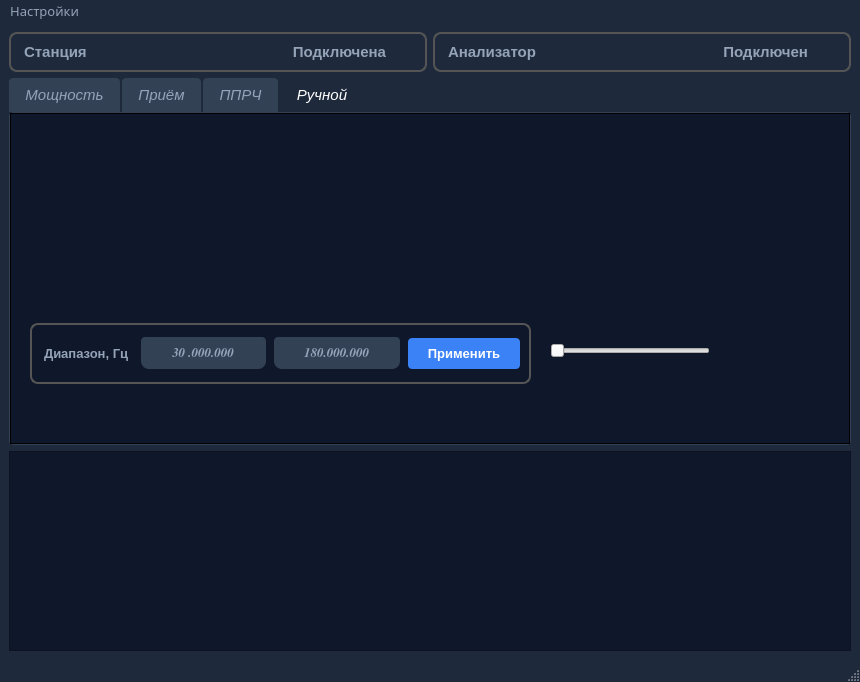
This is mainwindow.ui in vitalisimys/Check_station as Qt 5 draws it before an edit. The edited form follows.
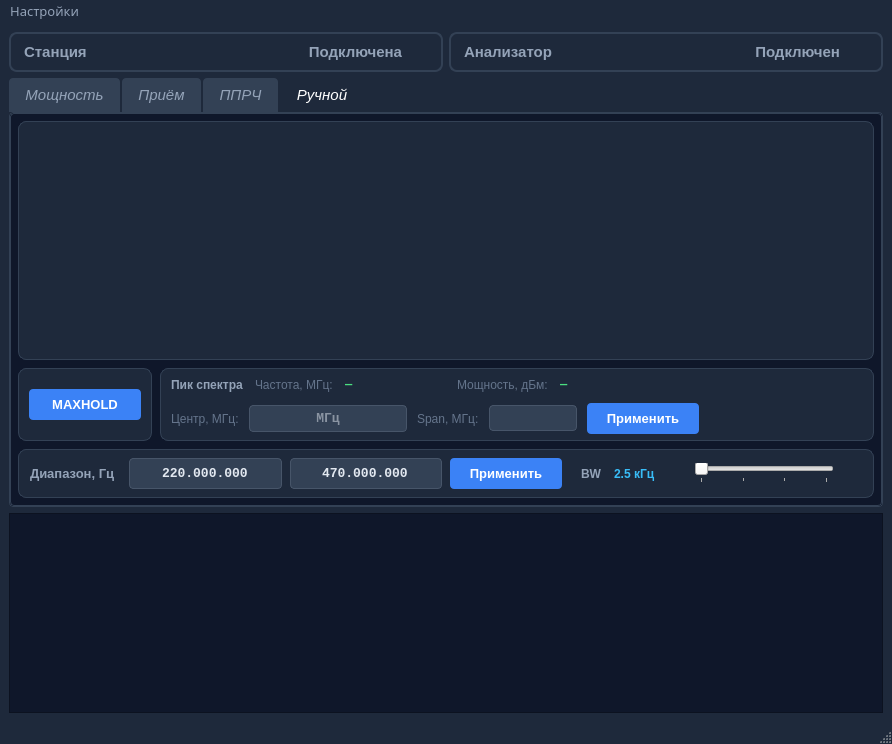
This is the edited form. Icons and pictures are not drawn. Custom widgets are drawn as their Qt base class.

Diff of the .ui file:
```diff
--- a/mainwindow.ui
+++ b/mainwindow.ui
@@ -9,8 +9,8 @@
    <rect>
     <x>0</x>
     <y>0</y>
-    <width>860</width>
-    <height>682</height>
+    <width>892</width>
+    <height>744</height>
    </rect>
   </property>
   <property name="windowTitle">
@@ -78,9 +78,10 @@
        <widget class="QFrame" name="frameStation">
         <property name="styleSheet">
          <string notr="true">#frameStation {
-    color: #10b981;
-    border-radius: 8px;        /* Закругленные углы*/ 
-    border: 2px solid #555555; /* Тонкая рамка */
+    color: #94a3b8;
+    border-radius: 8px;
+    border: 2px solid #334155;
+    background-color: #1e293b;
 }</string>
         </property>
         <property name="frameShape">
@@ -169,9 +170,10 @@
        <widget class="QFrame" name="frameR3">
         <property name="styleSheet">
          <string notr="true">#frameR3 {
-    color: #10b981;
-    border-radius: 8px;        /* Закругленные углы*/ 
-    border: 2px solid #555555; /* Тонкая рамка */
+    color: #94a3b8;
+    border-radius: 8px;
+    border: 2px solid #334155;
+    background-color: #1e293b;
     font-family: &quot;Consolas&quot;;
 }</string>
         </property>
@@ -325,32 +327,429 @@
       <widget class="QWidget" name="tabHands">
        <property name="styleSheet">
         <string notr="true">#tabHands {
-background: #0f172a;
-border: 1px solid
+    background-color: #0f172a;
+    border: 1px solid #334155;
+    border-radius: 4px;
 }</string>
        </property>
        <attribute name="title">
         <string>Ручной</string>
        </attribute>
+       <layout class="QVBoxLayout" name="verticalLayout_tabHands">
+        <property name="spacing">
+         <number>8</number>
+        </property>
+        <property name="leftMargin">
+         <number>8</number>
+        </property>
+        <property name="topMargin">
+         <number>8</number>
+        </property>
+        <property name="rightMargin">
+         <number>8</number>
+        </property>
+        <property name="bottomMargin">
+         <number>8</number>
+        </property>
+        <item>
+         <widget class="QFrame" name="framePlotHands">
+          <property name="sizePolicy">
+           <sizepolicy hsizetype="Expanding" vsizetype="Expanding">
+            <horstretch>0</horstretch>
+            <verstretch>1</verstretch>
+           </sizepolicy>
+          </property>
+          <property name="styleSheet">
+           <string notr="true">#framePlotHands {
+    background-color: #1e293b;
+    border-radius: 8px;
+    border: 1px solid #334155;
+    padding: 4px;
+}</string>
+          </property>
+          <property name="frameShape">
+           <enum>QFrame::StyledPanel</enum>
+          </property>
+          <property name="frameShadow">
+           <enum>QFrame::Plain</enum>
+          </property>
+          <layout class="QVBoxLayout" name="verticalLayout_plotHands">
+           <property name="spacing">
+            <number>0</number>
+           </property>
+           <property name="leftMargin">
+            <number>0</number>
+           </property>
+           <property name="topMargin">
+            <number>0</number>
+           </property>
+           <property name="rightMargin">
+            <number>0</number>
+           </property>
+           <property name="bottomMargin">
+            <number>0</number>
+           </property>
+           <item>
        <widget class="QCustomPlot" name="plotWidget" native="true">
-        <property name="geometry">
-         <rect>
-          <x>0</x>
-          <y>10</y>
-          <width>321</width>
-          <height>171</height>
-         </rect>
-        </property>
-       </widget>
+             <property name="sizePolicy">
+              <sizepolicy hsizetype="Expanding" vsizetype="Expanding">
+               <horstretch>0</horstretch>
+               <verstretch>1</verstretch>
+              </sizepolicy>
+             </property>
+             <property name="minimumSize">
+              <size>
+               <width>400</width>
+               <height>220</height>
+              </size>
+             </property>
+             <property name="styleSheet">
+              <string notr="true">QCustomPlot {
+    background-color: #0f172a;
+    border: 1px solid #334155;
+    border-radius: 4px;
+}</string>
+             </property>
+            </widget>
+           </item>
+          </layout>
+         </widget>
+        </item>
+        <item>
+         <layout class="QHBoxLayout" name="horizontalLayout_spectrumHoldPeak">
+          <property name="spacing">
+           <number>8</number>
+          </property>
+          <item>
+           <widget class="QFrame" name="frameSpectrumHold">
+            <property name="styleSheet">
+             <string notr="true">#frameSpectrumHold {
+    background-color: #1e293b;
+    border-radius: 8px;
+    border: 1px solid #334155;
+    padding: 6px 10px;
+}</string>
+            </property>
+            <property name="frameShape">
+             <enum>QFrame::StyledPanel</enum>
+            </property>
+            <property name="frameShadow">
+             <enum>QFrame::Plain</enum>
+            </property>
+            <layout class="QHBoxLayout" name="horizontalLayout_spectrumCtrl">
+             <property name="spacing">
+              <number>10</number>
+             </property>
+             <property name="leftMargin">
+              <number>0</number>
+             </property>
+             <property name="topMargin">
+              <number>0</number>
+             </property>
+             <property name="rightMargin">
+              <number>0</number>
+             </property>
+             <property name="bottomMargin">
+              <number>0</number>
+             </property>
+             <item>
+              <widget class="QPushButton" name="pushButtonSpectrumClearHold">
+               <property name="font">
+                <font>
+                 <pointsize>10</pointsize>
+                 <bold>true</bold>
+                </font>
+               </property>
+               <property name="styleSheet">
+                <string notr="true">QPushButton {
+    background-color: #3b82f6;
+    color: white;
+    border: none;
+    padding: 8px 16px;
+    border-radius: 4px;
+    font-weight: bold;
+    min-width: 80px;
+}
+QPushButton:hover { background-color: #2563eb; }
+QPushButton:pressed { background-color: #1d4ed8; }
+QPushButton:checked {
+    background-color: #15803d;
+    color: white;
+    border: 2px solid #4ade80;
+    padding: 6px 14px;
+}
+QPushButton:checked:hover { background-color: #166534; border-color: #86efac; }
+QPushButton:checked:pressed { background-color: #14532d; }
+QPushButton:disabled { background-color: #475569; color: #94a3b8; border: none; padding: 8px 16px; }</string>
+               </property>
+               <property name="text">
+                <string>MAXHOLD</string>
+               </property>
+               <property name="checkable">
+                <bool>true</bool>
+               </property>
+              </widget>
+             </item>
+            </layout>
+           </widget>
+          </item>
+          <item>
+           <widget class="QFrame" name="frameSpectrumPeak">
+            <property name="sizePolicy">
+             <sizepolicy hsizetype="Expanding" vsizetype="Preferred">
+              <horstretch>1</horstretch>
+              <verstretch>0</verstretch>
+             </sizepolicy>
+            </property>
+            <property name="styleSheet">
+             <string notr="true">#frameSpectrumPeak {
+    background-color: #1e293b;
+    border-radius: 8px;
+    border: 1px solid #334155;
+    padding: 6px 10px;
+}</string>
+            </property>
+            <property name="frameShape">
+             <enum>QFrame::StyledPanel</enum>
+            </property>
+            <property name="frameShadow">
+             <enum>QFrame::Plain</enum>
+            </property>
+            <layout class="QVBoxLayout" name="verticalLayout_spectrumPeak">
+             <property name="spacing">
+              <number>8</number>
+             </property>
+             <property name="leftMargin">
+              <number>0</number>
+             </property>
+             <property name="topMargin">
+              <number>0</number>
+             </property>
+             <property name="rightMargin">
+              <number>0</number>
+             </property>
+             <property name="bottomMargin">
+              <number>0</number>
+             </property>
+             <item>
+              <layout class="QHBoxLayout" name="horizontalLayout_peak">
+               <property name="spacing">
+                <number>12</number>
+               </property>
+               <item>
+                <widget class="QLabel" name="labelSpectrumPeakTitle">
+                 <property name="styleSheet">
+                  <string notr="true">color: #94a3b8; font-weight: bold;</string>
+                 </property>
+                 <property name="text">
+                  <string>Пик спектра</string>
+                 </property>
+                </widget>
+               </item>
+               <item>
+                <widget class="QLabel" name="labelSpectrumPeakFreqCaption">
+                 <property name="styleSheet">
+                  <string notr="true">color: #64748b;</string>
+                 </property>
+                 <property name="text">
+                  <string>Частота, МГц:</string>
+                 </property>
+                </widget>
+               </item>
+               <item>
+                <widget class="QLabel" name="labelSpectrumPeakFreqValue">
+                 <property name="minimumSize">
+                  <size>
+                   <width>100</width>
+                   <height>0</height>
+                  </size>
+                 </property>
+                 <property name="styleSheet">
+                  <string notr="true">color: #4ade80; font-family: Consolas; font-weight: bold;</string>
+                 </property>
+                 <property name="text">
+                  <string>—</string>
+                 </property>
+                </widget>
+               </item>
+               <item>
+                <widget class="QLabel" name="labelSpectrumPeakPowerCaption">
+                 <property name="styleSheet">
+                  <string notr="true">color: #64748b;</string>
+                 </property>
+                 <property name="text">
+                  <string>Мощность, дБм:</string>
+                 </property>
+                </widget>
+               </item>
+               <item>
+                <widget class="QLabel" name="labelSpectrumPeakPowerValue">
+                 <property name="minimumSize">
+                  <size>
+                   <width>72</width>
+                   <height>0</height>
+                  </size>
+                 </property>
+                 <property name="styleSheet">
+                  <string notr="true">color: #4ade80; font-family: Consolas; font-weight: bold;</string>
+                 </property>
+                 <property name="text">
+                  <string>—</string>
+                 </property>
+                </widget>
+               </item>
+               <item>
+                <spacer name="horizontalSpacer_peak">
+                 <property name="orientation">
+                  <enum>Qt::Horizontal</enum>
+                 </property>
+                 <property name="sizeHint" stdset="0">
+                  <size>
+                   <width>40</width>
+                   <height>20</height>
+                  </size>
+                 </property>
+                </spacer>
+               </item>
+              </layout>
+             </item>
+             <item>
+              <layout class="QHBoxLayout" name="horizontalLayout_spectrumCenter">
+               <property name="spacing">
+                <number>10</number>
+               </property>
+               <item>
+                <widget class="QLabel" name="labelSpectrumCenterCaption">
+                 <property name="styleSheet">
+                  <string notr="true">color: #64748b;</string>
+                 </property>
+                 <property name="text">
+                  <string>Центр, МГц:</string>
+                 </property>
+                </widget>
+               </item>
+               <item>
+                <widget class="QLineEdit" name="lineEditSpectrumCenterMHz">
+                 <property name="sizePolicy">
+                  <sizepolicy hsizetype="Fixed" vsizetype="Fixed">
+                   <horstretch>0</horstretch>
+                   <verstretch>0</verstretch>
+                  </sizepolicy>
+                 </property>
+                 <property name="minimumSize">
+                  <size>
+                   <width>100</width>
+                   <height>0</height>
+                  </size>
+                 </property>
+                 <property name="font">
+                  <font>
+                   <family>Consolas</family>
+                   <pointsize>10</pointsize>
+                   <bold>true</bold>
+                  </font>
+                 </property>
+                 <property name="styleSheet">
+                  <string notr="true">#lineEditSpectrumCenterMHz {
+    background-color: #334155;
+    border-radius: 4px;
+    color: #e2e8f0;
+    padding: 4px 8px;
+    border: 1px solid #475569;
+}</string>
+                 </property>
+                 <property name="alignment">
+                  <set>Qt::AlignCenter</set>
+                 </property>
+                 <property name="placeholderText">
+                  <string>МГц</string>
+                 </property>
+                </widget>
+               </item>
+               <item>
+                <widget class="QLabel" name="labelSpectrumSpanCaption">
+                 <property name="styleSheet">
+                  <string notr="true">color: #64748b;</string>
+                 </property>
+                 <property name="text">
+                  <string>Span, МГц:</string>
+                 </property>
+                </widget>
+               </item>
+               <item>
+                <widget class="QComboBox" name="comboBoxSpectrumSpanMHz">
+                 <property name="minimumSize">
+                  <size>
+                   <width>88</width>
+                   <height>0</height>
+                  </size>
+                 </property>
+                 <property name="styleSheet">
+                  <string notr="true">#comboBoxSpectrumSpanMHz {
+    background-color: #334155;
+    color: #e2e8f0;
+    border: 1px solid #475569;
+    border-radius: 4px;
+    padding: 4px 8px;
+}
+#comboBoxSpectrumSpanMHz::drop-down { border: none; width: 22px; }
+#comboBoxSpectrumSpanMHz QAbstractItemView {
+    background-color: #1e293b;
+    color: #e2e8f0;
+    selection-background-color: #3b82f6;
+}</string>
+                 </property>
+                </widget>
+               </item>
+               <item>
+                <widget class="QPushButton" name="pushButtonSpectrumCenterApply">
+                 <property name="font">
+                  <font>
+                   <pointsize>10</pointsize>
+                   <bold>true</bold>
+                  </font>
+                 </property>
+                 <property name="styleSheet">
+                  <string notr="true">QPushButton {
+    background-color: #3b82f6;
+    color: white;
+    border: none;
+    padding: 8px 16px;
+    border-radius: 4px;
+    font-weight: bold;
+    min-width: 80px;
+}
+QPushButton:hover { background-color: #2563eb; }
+QPushButton:pressed { background-color: #1d4ed8; }
+QPushButton:disabled { background-color: #475569; color: #94a3b8; }</string>
+                 </property>
+                 <property name="text">
+                  <string>Применить</string>
+                 </property>
+                </widget>
+               </item>
+               <item>
+                <spacer name="horizontalSpacer_spectrumCenter">
+                 <property name="orientation">
+                  <enum>Qt::Horizontal</enum>
+                 </property>
+                 <property name="sizeHint" stdset="0">
+                  <size>
+                   <width>20</width>
+                   <height>20</height>
+                  </size>
+                 </property>
+                </spacer>
+               </item>
+              </layout>
+             </item>
+            </layout>
+           </widget>
+          </item>
+         </layout>
+        </item>
+        <item>
        <widget class="QFrame" name="frameRange">
-        <property name="geometry">
-         <rect>
-          <x>20</x>
-          <y>210</y>
-          <width>501</width>
-          <height>61</height>
-         </rect>
-        </property>
         <property name="sizePolicy">
          <sizepolicy hsizetype="Preferred" vsizetype="Fixed">
           <horstretch>0</horstretch>
@@ -360,17 +759,33 @@
         <property name="styleSheet">
          <string notr="true">#frameRange {
     color: #10b981;
-    border-radius: 8px;        /* Закругленные углы*/ 
-    border: 2px solid #555555; /* Тонкая рамка */
+    border-radius: 8px;
+    border: 1px solid #334155;
+    background-color: #1e293b;
 }</string>
         </property>
         <property name="frameShape">
          <enum>QFrame::StyledPanel</enum>
         </property>
         <property name="frameShadow">
-         <enum>QFrame::Raised</enum>
+           <enum>QFrame::Plain</enum>
         </property>
         <layout class="QHBoxLayout" name="horizontalLayout_4">
+           <property name="spacing">
+            <number>8</number>
+           </property>
+           <property name="leftMargin">
+            <number>8</number>
+           </property>
+           <property name="topMargin">
+            <number>8</number>
+           </property>
+           <property name="rightMargin">
+            <number>8</number>
+           </property>
+           <property name="bottomMargin">
+            <number>8</number>
+           </property>
          <item>
           <widget class="QLabel" name="labelRange">
            <property name="font">
@@ -398,30 +813,34 @@
              <verstretch>0</verstretch>
             </sizepolicy>
            </property>
+             <property name="minimumSize">
+              <size>
+               <width>120</width>
+               <height>0</height>
+              </size>
+             </property>
            <property name="font">
             <font>
-             <family>FreeSerif</family>
+               <family>Consolas</family>
              <pointsize>10</pointsize>
-             <italic>true</italic>
+               <italic>false</italic>
              <bold>true</bold>
             </font>
            </property>
            <property name="styleSheet">
-            <string notr="true">#lineEditFreqStart{
-background-color: #334155;
-border-radius: 8px;        /* Закругленные углы*/ 
-color: #94a3b8;
-padding: 8px 16px;
-margin-right: 2px;
-border-top-left-radius: 4px;
-border-top-right-radius: 4px;
+              <string notr="true">#lineEditFreqStart {
+    background-color: #334155;
+    border-radius: 4px;
+    color: #e2e8f0;
+    padding: 6px 10px;
+    border: 1px solid #475569;
 }</string>
            </property>
            <property name="inputMask">
             <string>999.999.999</string>
            </property>
            <property name="text">
-            <string>30.000.000</string>
+              <string>220.000.000</string>
            </property>
            <property name="frame">
             <bool>false</bool>
@@ -433,7 +852,7 @@
             <set>Qt::AlignCenter</set>
            </property>
            <property name="placeholderText">
-            <string>0000.000.000</string>
+              <string>000.000.000</string>
            </property>
           </widget>
          </item>
@@ -445,36 +864,40 @@
              <verstretch>0</verstretch>
             </sizepolicy>
            </property>
+             <property name="minimumSize">
+              <size>
+               <width>120</width>
+               <height>0</height>
+              </size>
+             </property>
            <property name="font">
             <font>
-             <family>FreeSerif</family>
+               <family>Consolas</family>
              <pointsize>10</pointsize>
-             <italic>true</italic>
+               <italic>false</italic>
              <bold>true</bold>
             </font>
            </property>
            <property name="styleSheet">
-            <string notr="true">#lineEditFreqStop{
-background-color: #334155;
-color: #94a3b8;
-border-radius: 8px;        /* Закругленные углы*/ 
-padding: 8px 16px;
-margin-right: 2px;
-border-top-left-radius: 4px;
-border-top-right-radius: 4px;
+              <string notr="true">#lineEditFreqStop {
+    background-color: #334155;
+    border-radius: 4px;
+    color: #e2e8f0;
+    padding: 6px 10px;
+    border: 1px solid #475569;
 }</string>
            </property>
            <property name="inputMask">
             <string>999.999.999</string>
            </property>
            <property name="text">
-            <string>180.000.000</string>
+              <string>470.000.000</string>
            </property>
            <property name="alignment">
             <set>Qt::AlignCenter</set>
            </property>
            <property name="placeholderText">
-            <string>0000.000.000</string>
+              <string>000.000.000</string>
            </property>
           </widget>
          </item>
@@ -496,49 +919,103 @@
     font-weight: bold;
     min-width: 80px;
 }
-
-QPushButton:hover {
-    background-color: #2563eb;
-}
-
-QPushButton:pressed {
-    background-color: #1d4ed8;
-}
-
-QPushButton:disabled {
-    background-color: #475569;
-    color: #94a3b8;
-}</string>
+QPushButton:hover { background-color: #2563eb; }
+QPushButton:pressed { background-color: #1d4ed8; }
+QPushButton:disabled { background-color: #475569; color: #94a3b8; }</string>
            </property>
            <property name="text">
             <string>Применить</string>
            </property>
           </widget>
          </item>
-        </layout>
-       </widget>
-       <widget class="QSlider" name="horizontalSlider">
-        <property name="geometry">
-         <rect>
-          <x>540</x>
-          <y>230</y>
-          <width>160</width>
-          <height>16</height>
-         </rect>
+           <item>
+            <widget class="QLabel" name="labelSpectrumBwCaption">
+             <property name="styleSheet">
+              <string notr="true">#labelSpectrumBwCaption {
+    color: #94a3b8;
+    font-weight: bold;
+    margin-left: 8px;
+}</string>
+             </property>
+             <property name="text">
+              <string>BW</string>
+             </property>
+            </widget>
+           </item>
+           <item>
+            <widget class="QLabel" name="labelSpectrumBwValue">
+             <property name="minimumSize">
+              <size>
+               <width>72</width>
+               <height>0</height>
+              </size>
+             </property>
+             <property name="styleSheet">
+              <string notr="true">#labelSpectrumBwValue {
+    color: #38bdf8;
+    font-weight: bold;
+    font-family: &quot;Consolas&quot;;
+}</string>
+             </property>
+             <property name="text">
+              <string>2.5 кГц</string>
+             </property>
+             <property name="alignment">
+              <set>Qt::AlignLeading|Qt::AlignLeft|Qt::AlignVCenter</set>
+             </property>
+            </widget>
+           </item>
+           <item>
+            <widget class="QSlider" name="horizontalSliderBW">
+             <property name="minimumSize">
+              <size>
+               <width>140</width>
+               <height>0</height>
+              </size>
+             </property>
+             <property name="minimum">
+              <number>0</number>
         </property>
         <property name="maximum">
-         <number>4</number>
+              <number>3</number>
         </property>
         <property name="pageStep">
          <number>1</number>
         </property>
+             <property name="value">
+              <number>0</number>
+             </property>
         <property name="tracking">
          <bool>true</bool>
         </property>
         <property name="orientation">
          <enum>Qt::Horizontal</enum>
         </property>
-       </widget>
+             <property name="tickPosition">
+              <enum>QSlider::TicksBelow</enum>
+             </property>
+             <property name="tickInterval">
+              <number>1</number>
+             </property>
+            </widget>
+           </item>
+           <item>
+            <spacer name="horizontalSpacer">
+             <property name="orientation">
+              <enum>Qt::Horizontal</enum>
+             </property>
+             <property name="sizeHint" stdset="0">
+              <size>
+               <width>40</width>
+               <height>20</height>
+              </size>
+             </property>
+            </spacer>
+           </item>
+          </layout>
+         </widget>
+        </item>
+       </layout>
       </widget>
      </widget>
     </item>
@@ -632,7 +1109,7 @@
     <rect>
      <x>0</x>
      <y>0</y>
-     <width>860</width>
+     <width>892</width>
      <height>21</height>
     </rect>
    </property>
```
Left out of the diff: 16 changed lines with no effect on the pictures. Lines whose indentation alone changed are shown as unchanged.
